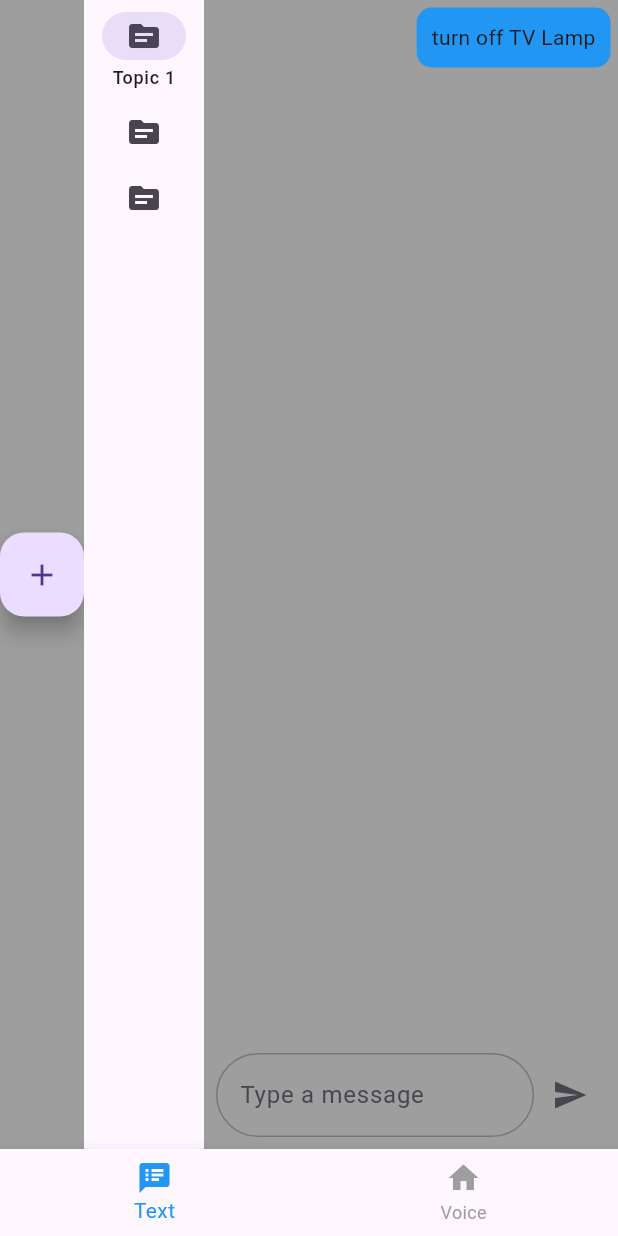
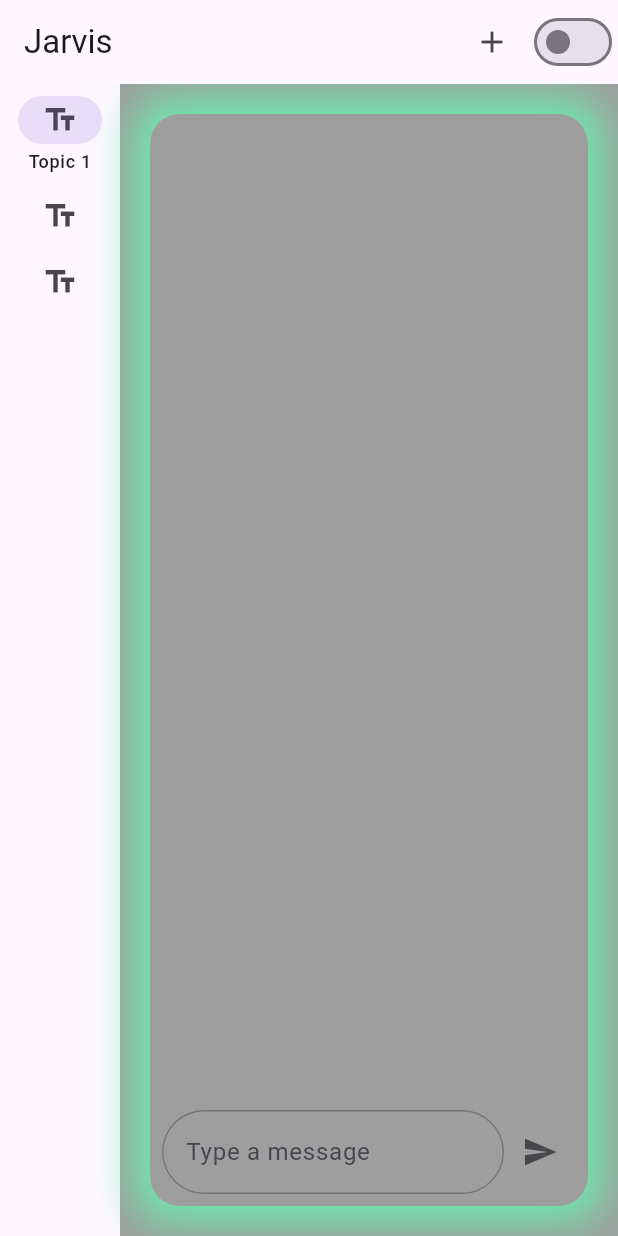
Before and after one commit to ZafarFaraz/Llama3.1-flutter, a Flutter app: the screen it shows after launch, after a tap on the "add" icon, on a phone screen of 412 x 824 dp. Run offline on Flutter 3.47's test engine with Material 3 defaults, Android fonts, the phone set to English and light mode, and no system bars; our stand-ins replace flutter_tts, geocoding, location, speech_to_text; missing offline and left inert: dart:ffi, udp; statements that could not run were skipped.

Commit message:
changes to views
1. chatview has a green accent border while voiceview has a purple accent border
2. AppBar has a switch to change the chatmode
3. add topics is moved to appbar instead of floating actionbutton

```diff
--- a/llama_flutter/lib/main.dart
+++ b/llama_flutter/lib/main.dart
@@ -1,5 +1,8 @@
+import 'dart:ffi';
+
 import 'package:flutter/cupertino.dart';
 import 'package:flutter/material.dart';
+import 'package:flutter/services.dart';
 import 'package:llama_flutter/pages/VoiceView.dart';
 
 import 'pages/ChatView.dart';
@@ -25,36 +28,37 @@ class CommMode extends StatefulWidget {
 }
 
 class _CommState extends State<CommMode> {
-  int _selectedIndex = 0;
+  bool isVoice = false;
+  final List<String> topics = ['Topic 1', 'Topic 2'];
 
-  static const List<Widget> _pages = <Widget>[UdpChatScreen(), VoiceView()];
-
-  void _onItemTapped(int index) {
+  void _addTopic() {
     setState(() {
-      _selectedIndex = index;
+      topics.add('Topic ${topics.length + 1}');
     });
   }
 
   @override
   Widget build(BuildContext context) {
     return Scaffold(
-      body: _pages[_selectedIndex],
-      bottomNavigationBar: BottomNavigationBar(
-        items: const <BottomNavigationBarItem>[
-          BottomNavigationBarItem(
-            icon: Icon(Icons.speaker_notes),
-            label: 'Text',
+      appBar: AppBar(
+        title: const Text('Jarvis'),
+        actions: <Widget>[
+          IconButton(
+            icon: Icon(Icons.add),
+            onPressed: _addTopic,
           ),
-          BottomNavigationBarItem(
-            icon: Icon(Icons.home),
-            label: 'Voice',
+          Switch(
+            value: isVoice,
+            activeColor: Colors.purple,
+            onChanged: (value) {
+              setState(() {
+                isVoice = value;
+              });
+            },
           ),
         ],
-        currentIndex: _selectedIndex,
-        selectedItemColor: Colors.blue,
-        unselectedItemColor: Colors.grey,
-        onTap: _onItemTapped,
       ),
+      body: isVoice ? VoiceView(topics: topics) : UdpChatScreen(topics: topics),
     );
   }
 }
--- a/llama_flutter/lib/pages/ChatView.dart
+++ b/llama_flutter/lib/pages/ChatView.dart
@@ -5,7 +5,9 @@ import '../Services/udp.dart';
 import '../Services/utils.dart';
 
 class UdpChatScreen extends StatefulWidget {
-  const UdpChatScreen({super.key});
+  final List<String> topics;
+
+  const UdpChatScreen({super.key, required this.topics});
 
   @override
   _UdpChatScreenState createState() => _UdpChatScreenState();
@@ -13,11 +15,7 @@ class UdpChatScreen extends StatefulWidget {
 
 class _UdpChatScreenState extends State<UdpChatScreen> {
   int _selectedIndex = 0;
-  final List<String> topics = ['Topic 1', 'Topic 2'];
-  final Map<String, List<Map<String, String>>> _chatHistories = {
-    'Topic 1': [],
-    'Topic 2': [],
-  };
+  final Map<String, List<Map<String, String>>> _chatHistories = {};
 
   late UdpService _udpService;
   late LocationService _locationService;
@@ -33,7 +31,9 @@ class _UdpChatScreenState extends State<UdpChatScreen> {
     _locationService = LocationService();
     _udpService.initializeUdpClient(_onMessageReceived, true);
     _loadAccessories();
-    _sendMessage('turn off TV Lamp');
+    widget.topics.forEach((topic) {
+      _chatHistories[topic] = [];
+    });
   }
 
   Future<void> _loadAccessories() async {
@@ -48,14 +48,12 @@ class _UdpChatScreenState extends State<UdpChatScreen> {
 
   void _onMessageReceived(String message) {
     print('Received response: $message');
-
     setState(() {
-      _chatHistories[topics[_selectedIndex]]?.add({
+      _chatHistories[widget.topics[_selectedIndex]]?.add({
         'role': 'assistant',
         'content': message,
       });
     });
-
     _scrollToBottom(); // Scroll to the bottom when a new message is added
   }
 
@@ -73,33 +71,15 @@ class _UdpChatScreenState extends State<UdpChatScreen> {
 
   Future<void> _sendMessage(String message) async {
     if (message.isNotEmpty) {
-      // Add the message to the chat history
       setState(() {
-        _chatHistories[topics[_selectedIndex]]?.add({
+        _chatHistories[widget.topics[_selectedIndex]]?.add({
           'role': 'user',
           'content': message,
         });
       });
 
-      // Utility function to check if a message is a HomeKit command
-      bool _isHomeKitCommand(String message) {
-        String lowerMessage = message.toLowerCase();
-        return lowerMessage.startsWith('turn on') ||
-            lowerMessage.startsWith('turn off');
-      }
-
-      // Intercept the message to check if it's a command for HomeKit
-      if (_isHomeKitCommand(message)) {
-        HomeManager.handleMessage(message);
-      } else {
-        // Check if the message requires location data
       if (Utils.requiresLocationData(message)) {
         _locationAddress = await _locationService.fetchAndStoreLocation();
-        }
-
-        if (Utils.requiresHomeInfo(message)) {
-          message =
-              '$message some home data information for you $_homeAccessories';
       }
 
       String messageWithOptionalLocation = message;
@@ -107,34 +87,30 @@ class _UdpChatScreenState extends State<UdpChatScreen> {
         messageWithOptionalLocation = '$message\nLocation: $_locationAddress';
       }
 
-        // If not a HomeKit command, send the message to the AI
       _udpService.sendUdpMessage(
         messageWithOptionalLocation,
-          topics[_selectedIndex],
+        widget.topics[_selectedIndex],
         '10.0.0.122', // Server IP address
         8765, // Server port
       );
-      }
 
-      // Scroll to the bottom after sending a message
       _scrollToBottom();
     }
   }
 
   _addTopic(String topic) {
     setState(() {
-      if (!topics.contains(topic)) {
-        topics.add(topic);
-        _chatHistories[topic] =
-            []; // Initialize an empty chat history for the new topic
+      if (!widget.topics.contains(topic)) {
+        widget.topics.add(topic);
+        _chatHistories[topic] = [];
       }
     });
   }
 
   @override
   void dispose() {
-    _udpService.dispose(); // Dispose UDP service
-    _scrollController.dispose(); // Dispose scroll controller
+    _udpService.dispose();
+    _scrollController.dispose();
     super.dispose();
   }
 
@@ -146,13 +122,6 @@ class _UdpChatScreenState extends State<UdpChatScreen> {
       backgroundColor: isDarkMode ? Colors.black : Colors.grey,
       body: Row(
         children: [
-          FloatingActionButton(
-            child: Icon(Icons.add),
-            onPressed: () {
-              // Example of adding a new topic
-              _addTopic('Topic ${topics.length + 1}');
-            },
-          ),
           NavigationRail(
             selectedIndex: _selectedIndex,
             onDestinationSelected: (int index) {
@@ -161,19 +130,20 @@ class _UdpChatScreenState extends State<UdpChatScreen> {
               });
             },
             labelType: NavigationRailLabelType.selected,
-            destinations: topics.map((topic) {
+            destinations: widget.topics.map((topic) {
               return NavigationRailDestination(
-                icon: Icon(Icons.topic),
+                icon: Icon(Icons.text_fields), // Text topic icon
                 label: Text(topic),
               );
             }).toList(),
           ),
           Expanded(
             child: ChatView(
-              chatHistory: _chatHistories[topics[_selectedIndex]]!,
+              chatHistory: _chatHistories[widget.topics[_selectedIndex]]!,
               onSendMessage: _sendMessage,
               isGettingLocation: _locationAddress == null,
               scrollController: _scrollController,
+              isDarkMode: isDarkMode,
             ),
           ),
         ],
@@ -187,19 +157,35 @@ class ChatView extends StatelessWidget {
   final Function(String) onSendMessage;
   final bool isGettingLocation;
   final ScrollController scrollController;
+  final bool isDarkMode;
 
   ChatView({
     required this.chatHistory,
     required this.onSendMessage,
     required this.isGettingLocation,
     required this.scrollController,
+    required this.isDarkMode,
   });
 
   @override
   Widget build(BuildContext context) {
     TextEditingController _controller = TextEditingController();
 
-    return Column(
+    return Container(
+      margin: EdgeInsets.all(20),
+      decoration: BoxDecoration(
+          borderRadius: BorderRadius.all(Radius.circular(20)),
+          boxShadow: [
+            BoxShadow(
+                color: isDarkMode
+                    ? Colors.greenAccent.withAlpha(200)
+                    : Colors.greenAccent.withAlpha(250),
+                blurRadius: 25.0,
+                spreadRadius: 10.0,
+                offset: const Offset(0.0, 0.0)),
+          ],
+          color: isDarkMode ? Colors.black : Colors.grey),
+      child: Column(
         children: [
           Expanded(
             child: ListView.builder(
@@ -215,7 +201,7 @@ class ChatView extends StatelessWidget {
                     padding: EdgeInsets.all(10),
                     margin: EdgeInsets.all(5),
                     decoration: BoxDecoration(
-                    color: isUser ? Colors.blue : Colors.grey[800],
+                      color: isUser ? Colors.green : Colors.grey[800],
                       borderRadius: BorderRadius.circular(10),
                     ),
                     child: Text(message['content'] ?? ''),
@@ -259,6 +245,7 @@ class ChatView extends StatelessWidget {
             ),
           ),
         ],
+      ),
     );
   }
 
```
Also changed, not shown: llama_flutter/lib/pages/VoiceView.dart (+47 -25 lines). Lines whose indentation alone changed are shown as unchanged.
